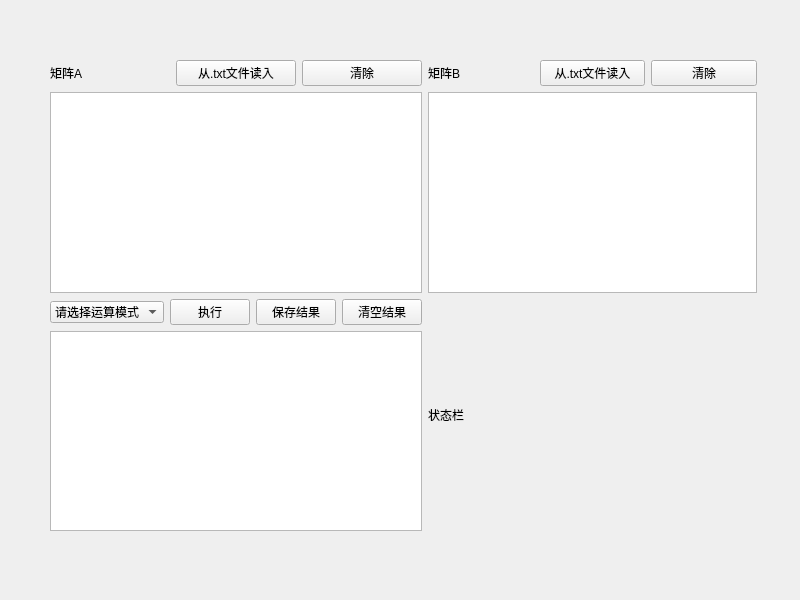
First picture: the form in widget.ui, repository CN-Scars/SparseMatrixCalculator, before the edit.
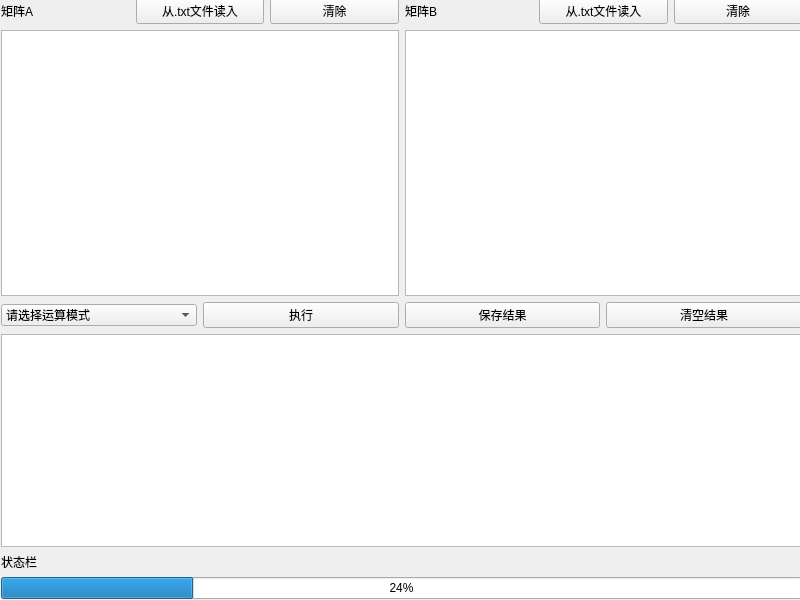
Second picture: the form after the edit.

Commit message:
Added a progress bar and optimized the interface layout
1. Added a progress bar for the process of loading matrix A
2. Added a progress bar for the process of loading matrix B
3. Added a simple progress bar to the calculation process
4. Added a progress bar for the process of saving results
5. Adjusted and optimized the interface layout to introduce the progress
bar control

Patch:
```diff
--- a/widget.ui
+++ b/widget.ui
@@ -13,49 +13,19 @@
   <property name="windowTitle">
    <string>Widget</string>
   </property>
-  <widget class="QWidget" name="layoutWidget">
+  <widget class="QWidget" name="">
    <property name="geometry">
     <rect>
-     <x>50</x>
-     <y>60</y>
-     <width>707</width>
-     <height>471</height>
+     <x>1</x>
+     <y>-2</y>
+     <width>801</width>
+     <height>601</height>
     </rect>
    </property>
-   <layout class="QGridLayout" name="gridLayout">
-    <item row="0" column="1">
-     <layout class="QVBoxLayout" name="verticalLayout_2">
+   <layout class="QVBoxLayout" name="verticalLayout_6">
       <item>
-       <layout class="QHBoxLayout" name="horizontalLayout_2">
+     <layout class="QHBoxLayout" name="horizontalLayout_3">
         <item>
-         <widget class="QLabel" name="matrixB_Label">
-          <property name="text">
-           <string>矩阵B</string>
-          </property>
-         </widget>
-        </item>
-        <item>
-         <widget class="QPushButton" name="readB_Button">
-          <property name="text">
-           <string>从.txt文件读入</string>
-          </property>
-         </widget>
-        </item>
-        <item>
-         <widget class="QPushButton" name="clearB_Button">
-          <property name="text">
-           <string>清除</string>
-          </property>
-         </widget>
-        </item>
-       </layout>
-      </item>
-      <item>
-       <widget class="QTextBrowser" name="matrixB_textBrowser"/>
-      </item>
-     </layout>
-    </item>
-    <item row="0" column="0">
      <layout class="QVBoxLayout" name="verticalLayout">
       <item>
        <layout class="QHBoxLayout" name="horizontalLayout">
@@ -91,14 +61,43 @@
       </item>
      </layout>
     </item>
-    <item row="3" column="1">
-     <widget class="QLabel" name="status_label">
+      <item>
+       <layout class="QVBoxLayout" name="verticalLayout_2">
+        <item>
+         <layout class="QHBoxLayout" name="horizontalLayout_2">
+          <item>
+           <widget class="QLabel" name="matrixB_Label">
       <property name="text">
-       <string>状态栏</string>
+             <string>矩阵B</string>
       </property>
      </widget>
     </item>
-    <item row="3" column="0">
+          <item>
+           <widget class="QPushButton" name="readB_Button">
+            <property name="text">
+             <string>从.txt文件读入</string>
+            </property>
+           </widget>
+          </item>
+          <item>
+           <widget class="QPushButton" name="clearB_Button">
+            <property name="text">
+             <string>清除</string>
+            </property>
+           </widget>
+          </item>
+         </layout>
+        </item>
+        <item>
+         <widget class="QTextBrowser" name="matrixB_textBrowser"/>
+        </item>
+       </layout>
+      </item>
+     </layout>
+    </item>
+    <item>
+     <layout class="QVBoxLayout" name="verticalLayout_5">
+      <item>
      <layout class="QVBoxLayout" name="verticalLayout_3">
       <item>
        <layout class="QHBoxLayout" name="horizontalLayout_4">
@@ -151,6 +150,26 @@
       </item>
       <item>
        <widget class="QTextBrowser" name="result_textBrowser"/>
+        </item>
+       </layout>
+      </item>
+      <item>
+       <layout class="QVBoxLayout" name="verticalLayout_4">
+        <item>
+         <widget class="QLabel" name="status_label">
+          <property name="text">
+           <string>状态栏</string>
+          </property>
+         </widget>
+        </item>
+        <item>
+         <widget class="QProgressBar" name="progressBar">
+          <property name="value">
+           <number>24</number>
+          </property>
+         </widget>
+        </item>
+       </layout>
       </item>
      </layout>
     </item>
```
Lines whose indentation alone changed are shown as unchanged. The commit also changes 1 other file.
